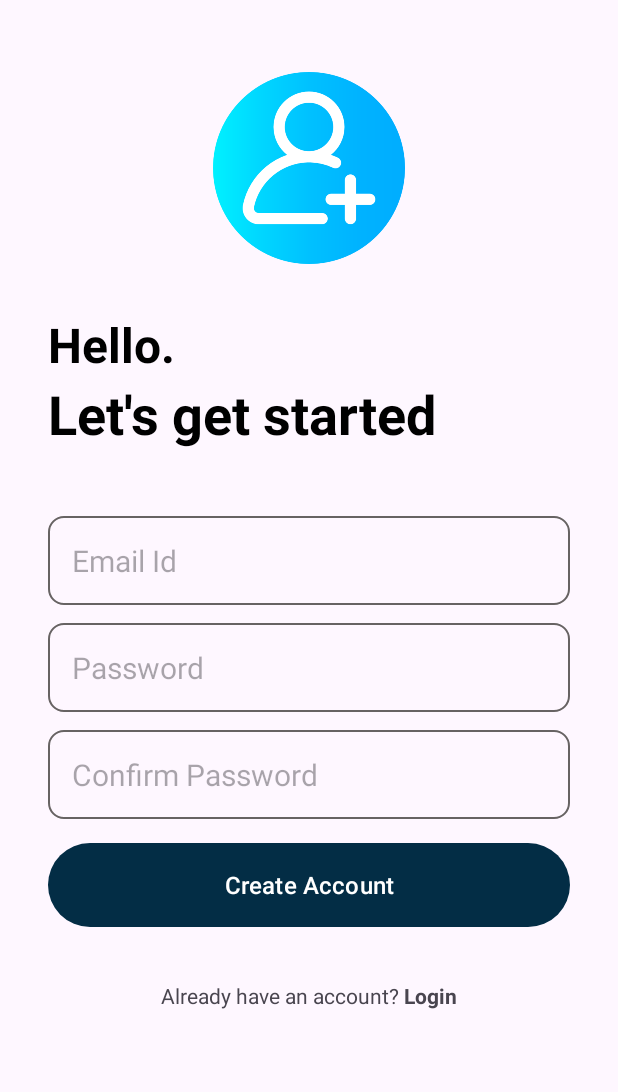
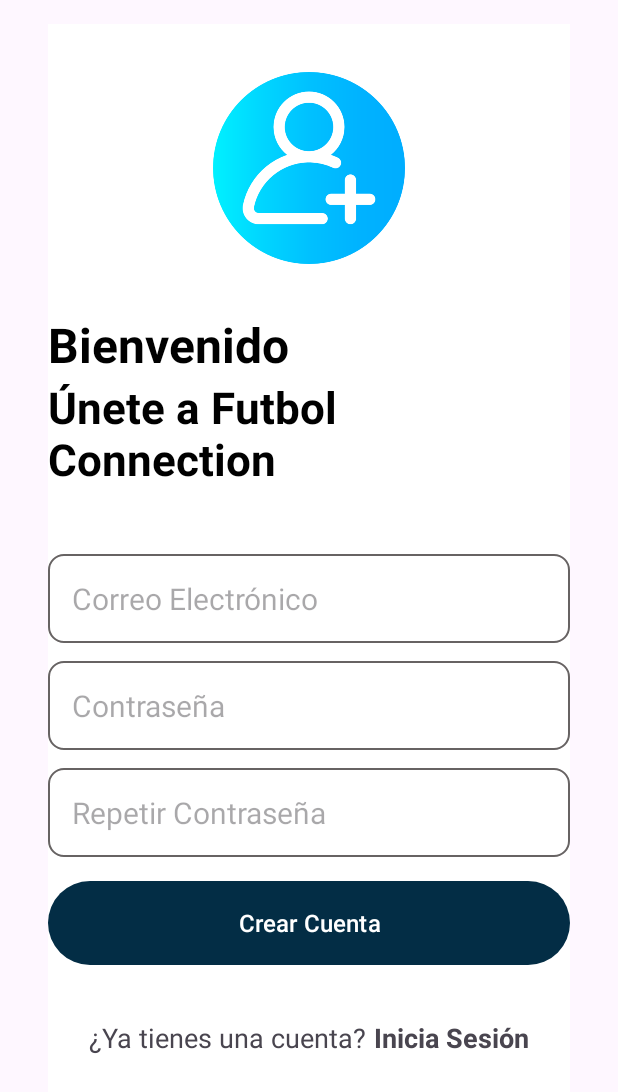
Before and after one commit to MigueldeNobrega/Futbol_Connection_Notes, an Android app: the CreateAccountActivity screen opened directly, with no data from a screen before it, on a phone screen of 412 x 824 dp. Shown: the top 1092 px of the screen. Run offline under Robolectric (Android 15) with nearby library versions, the phone set to English and light mode, and no system bars; our stand-ins replace Firebase (no records; nobody signed in at launch, a user with empty details on screens opened directly).

Commit message:
LoginAndCreateAccountFinal

```diff
--- a/app/src/main/res/layout/activity_create_account.xml
+++ b/app/src/main/res/layout/activity_create_account.xml
@@ -6,6 +6,7 @@
     android:layout_height="match_parent"
     android:layout_marginVertical="16dp"
     android:layout_marginHorizontal="32dp"
+    android:background="@color/white"
     tools:context=".CreateAccountActivity">
     <ImageView
         android:layout_width="128dp"
@@ -25,7 +26,7 @@
         <TextView
             android:layout_width="match_parent"
             android:layout_height="wrap_content"
-            android:text="Hello."
+            android:text="Bienvenido"
             android:textStyle="bold"
             android:textSize="32sp"
             android:textColor="@color/black"/>
@@ -33,9 +34,9 @@
         <TextView
             android:layout_width="match_parent"
             android:layout_height="wrap_content"
-            android:text="Let's get started"
+            android:text="Únete a Futbol Connection"
             android:textStyle="bold"
-            android:textSize="36sp"
+            android:textSize="29sp"
             android:textColor="@color/black"/>
 
     </LinearLayout>
@@ -53,7 +54,7 @@
             android:layout_height="wrap_content"
             android:id="@+id/email_edit_text"
             android:inputType="textEmailAddress"
-            android:hint="Email Id"
+            android:hint="Correo Electrónico"
             android:textSize="20sp"
             android:background="@drawable/rounded_corner"
             android:padding="16dp"
@@ -64,7 +65,7 @@
             android:layout_height="wrap_content"
             android:id="@+id/password_edit_text"
             android:inputType="textPassword"
-            android:hint="Password"
+            android:hint="Contraseña"
             android:textSize="20sp"
             android:background="@drawable/rounded_corner"
             android:padding="16dp"
@@ -76,7 +77,7 @@
             android:layout_height="wrap_content"
             android:id="@+id/confirm_password_edit_text"
             android:inputType="textPassword"
-            android:hint="Confirm Password"
+            android:hint="Repetir Contraseña"
             android:textSize="20sp"
             android:background="@drawable/rounded_corner"
             android:padding="16dp"
@@ -84,21 +85,14 @@
             />
 
         <com.google.android.material.button.MaterialButton
+            android:id="@+id/create_account_btn"
             android:layout_width="match_parent"
-            android:id="@+id/create_account_btn"
             android:layout_height="64dp"
-            android:text="Create Account"
             android:layout_marginTop="12dp"
-            android:textSize="16sp"
-            />
+            android:text="Crear Cuenta"
+            android:textColorLink="#032D45"
+            android:textSize="16sp" />
 
-        <ProgressBar
-            android:layout_width="24dp"
-            android:layout_height="64dp"
-            android:id="@+id/progress_bar"
-            android:layout_gravity="center"
-            android:visibility="gone"
-            android:layout_marginTop="12dp"/>
 
     </LinearLayout>
 
@@ -112,13 +106,15 @@
         <TextView
             android:layout_width="wrap_content"
             android:layout_height="wrap_content"
-            android:text="Already have an account? "/>
+            android:textSize="18sp"
+            android:text="¿Ya tienes una cuenta?"/>
         <TextView
             android:layout_width="wrap_content"
             android:layout_height="wrap_content"
             android:textStyle="bold"
             android:id="@+id/login_text_view_btn"
-            android:text="Login"/>
+            android:textSize="18sp"
+            android:text=" Inicia Sesión"/>
 
     </LinearLayout>
 
```
Also changed, not shown: app/src/main/java/com/example/futbol_connection_notes/CreateAccountActivity.java (+14 -25 lines), app/src/main/java/com/example/futbol_connection_notes/LoginActivity.java (+14 -22 lines), app/src/main/res/layout/activity_login.xml (+17 -19 lines).
